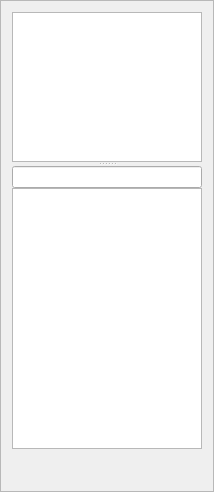
Above: oom/widgets/AudioClipListBase.ui from ccherrett/oom before the change. Below: the same form after it.
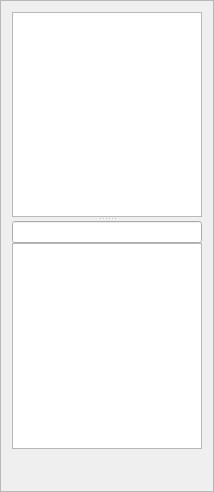
That is the form after the change. Custom widgets are drawn as their Qt base class.

Commit message: ClipList: Remove max height from bookmarks

Patch:
```diff
--- a/oom/widgets/AudioClipListBase.ui
+++ b/oom/widgets/AudioClipListBase.ui
@@ -25,6 +25,12 @@
      <property name="orientation">
       <enum>Qt::Vertical</enum>
      </property>
+     <property name="handleWidth">
+      <number>4</number>
+     </property>
+     <property name="childrenCollapsible">
+      <bool>false</bool>
+     </property>
      <widget class="BookmarkList" name="m_bookmarkList">
       <property name="sizePolicy">
        <sizepolicy hsizetype="Expanding" vsizetype="Minimum">
@@ -41,7 +47,7 @@
       <property name="maximumSize">
        <size>
         <width>16777215</width>
-        <height>150</height>
+        <height>16777215</height>
        </size>
       </property>
       <property name="acceptDrops">
```
Left out of the diff: 6 changed lines with no effect on the pictures. The commit also changes 1 other file.
